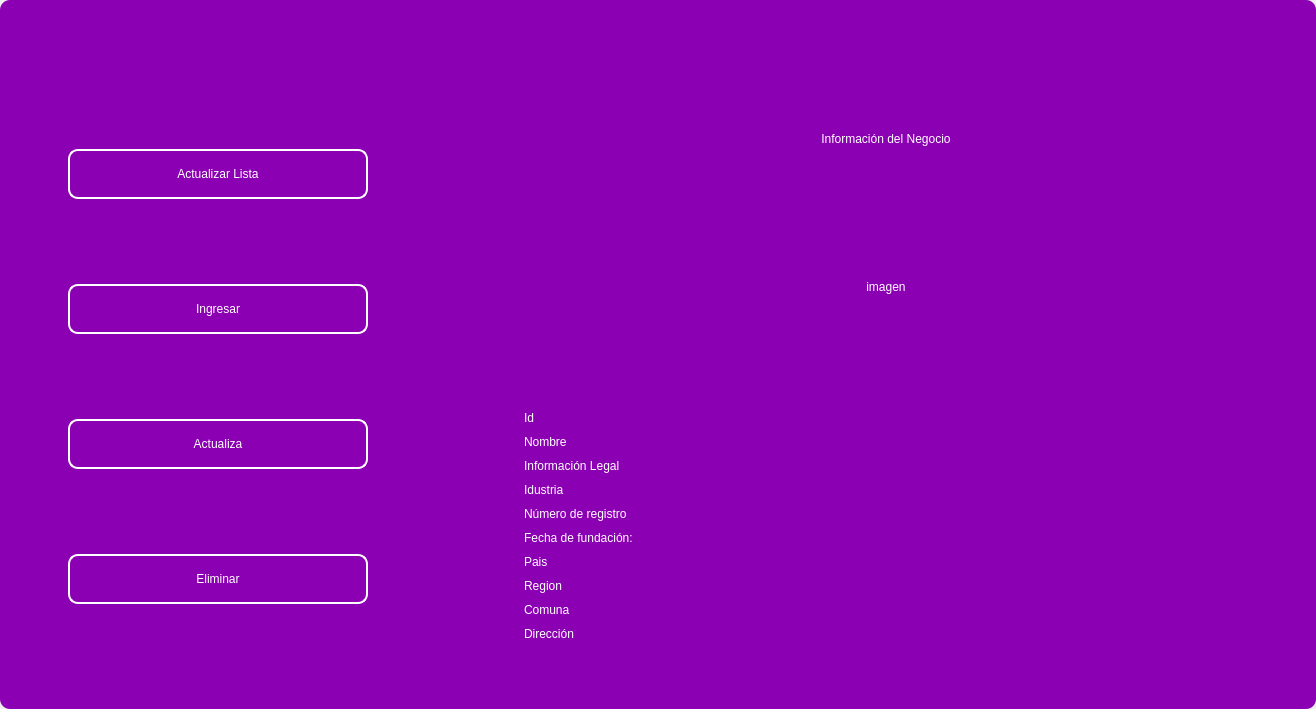
Qt form design/standar/mainbusiness4.ui (codemiguel-dev/ERP-EmprendeSoft-Desktop) before a commit.
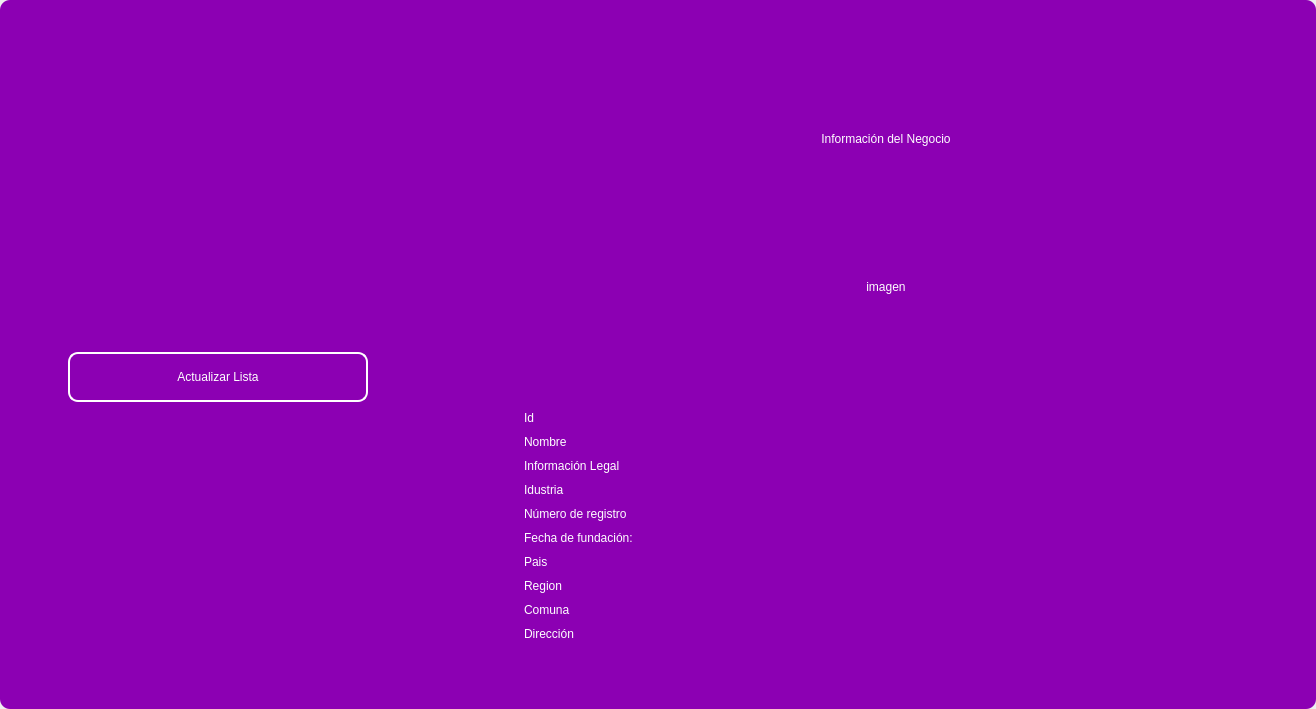
The same form after that commit. Icons and pictures are not drawn.

```diff
--- a/design/standar/mainbusiness4.ui
+++ b/design/standar/mainbusiness4.ui
@@ -375,138 +375,6 @@
               </property>
              </widget>
             </item>
-            <item>
-             <widget class="QPushButton" name="btn_add">
-              <property name="minimumSize">
-               <size>
-                <width>0</width>
-                <height>40</height>
-               </size>
-              </property>
-              <property name="maximumSize">
-               <size>
-                <width>300</width>
-                <height>50</height>
-               </size>
-              </property>
-              <property name="cursor">
-               <cursorShape>PointingHandCursor</cursorShape>
-              </property>
-              <property name="styleSheet">
-               <string notr="true">QPushButton{
-border-radius:10px; 
-font: 12pt &quot;Arial&quot;;
-color: rgb(255, 255, 254);
-border: 2px solid #ffffff;
-}
-
-QPushButton:hover{
-border-radius:10px; 
-font: 12pt &quot;Arial&quot;;
-color: rgb(255, 255, 255);
-border: 2px solid rgb(120, 0, 171);
-	background-color: rgb(120, 0, 171);
-}</string>
-              </property>
-              <property name="text">
-               <string>Ingresar</string>
-              </property>
-              <property name="iconSize">
-               <size>
-                <width>35</width>
-                <height>35</height>
-               </size>
-              </property>
-             </widget>
-            </item>
-            <item>
-             <widget class="QPushButton" name="btn_update">
-              <property name="minimumSize">
-               <size>
-                <width>0</width>
-                <height>40</height>
-               </size>
-              </property>
-              <property name="maximumSize">
-               <size>
-                <width>300</width>
-                <height>50</height>
-               </size>
-              </property>
-              <property name="cursor">
-               <cursorShape>PointingHandCursor</cursorShape>
-              </property>
-              <property name="styleSheet">
-               <string notr="true">QPushButton{
-border-radius:10px; 
-font: 12pt &quot;Arial&quot;;
-color: rgb(255, 255, 254);
-border: 2px solid #ffffff;
-}
-
-QPushButton:hover{
-border-radius:10px; 
-font: 12pt &quot;Arial&quot;;
-color: rgb(255, 255, 255);
-border: 2px solid rgb(120, 0, 171);
-	background-color: rgb(120, 0, 171);
-}</string>
-              </property>
-              <property name="text">
-               <string>Actualiza</string>
-              </property>
-              <property name="iconSize">
-               <size>
-                <width>35</width>
-                <height>35</height>
-               </size>
-              </property>
-             </widget>
-            </item>
-            <item>
-             <widget class="QPushButton" name="btn_delete">
-              <property name="minimumSize">
-               <size>
-                <width>0</width>
-                <height>40</height>
-               </size>
-              </property>
-              <property name="maximumSize">
-               <size>
-                <width>300</width>
-                <height>50</height>
-               </size>
-              </property>
-              <property name="cursor">
-               <cursorShape>PointingHandCursor</cursorShape>
-              </property>
-              <property name="styleSheet">
-               <string notr="true">QPushButton{
-border-radius:10px; 
-font: 12pt &quot;Arial&quot;;
-color: rgb(255, 255, 254);
-border: 2px solid #ffffff;
-}
-
-QPushButton:hover{
-border-radius:10px; 
-font: 12pt &quot;Arial&quot;;
-color: rgb(255, 255, 255);
-border: 2px solid rgb(120, 0, 171);
-	background-color: rgb(120, 0, 171);
-}</string>
-              </property>
-              <property name="text">
-               <string>Eliminar</string>
-              </property>
-              <property name="iconSize">
-               <size>
-                <width>35</width>
-                <height>35</height>
-               </size>
-              </property>
-             </widget>
-            </item>
            </layout>
           </item>
           <item>
```
